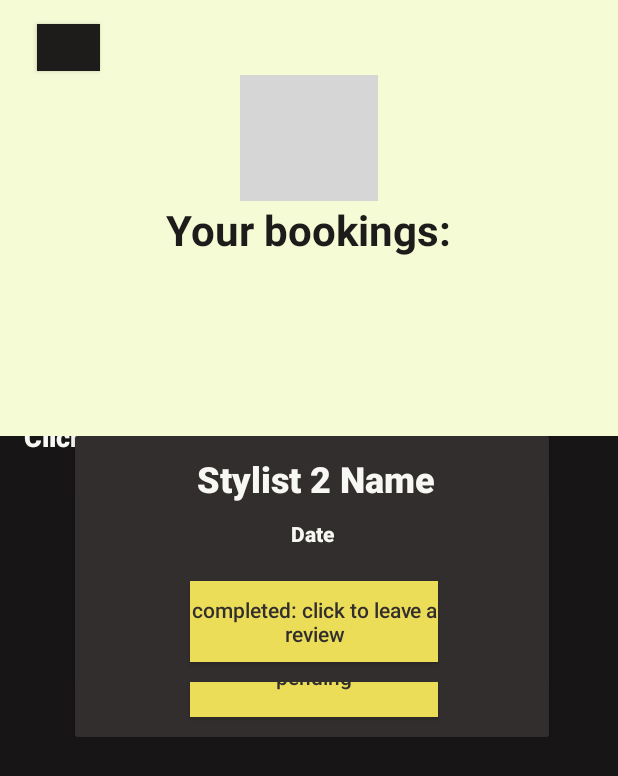
After one commit to talithavanlith/SalonOn, an Android app: the layout activity_bookings.xml on its own in the app's theme, with its tools: preview values and no code run, on a phone screen of 412 x 824 dp. The commit adds this screen. Shown: the top 776 px of the screen. Run offline under Robolectric (Android 15) with nearby library versions, the phone set to English and light mode, and no system bars; grey boxes are pictures that could not be loaded.

Commit message:
Added new bookings page, started on the details.

```diff
--- /dev/null
+++ b/app/src/main/res/layout/activity_bookings.xml
@@ -0,0 +1,260 @@
+<?xml version="1.0" encoding="utf-8"?>
+<androidx.constraintlayout.widget.ConstraintLayout xmlns:android="http://schemas.android.com/apk/res/android"
+    xmlns:app="http://schemas.android.com/apk/res-auto"
+    xmlns:tools="http://schemas.android.com/tools"
+    android:layout_width="match_parent"
+    android:layout_height="match_parent"
+    tools:context=".MainActivity"
+    android:background="#F4FBD5">
+
+
+    <Button
+        android:id="@+id/btnMenu"
+        android:layout_width="42dp"
+        android:layout_height="31dp"
+        android:layout_marginTop="16dp"
+        android:background="#1E1B1B"
+        app:layout_constraintBottom_toBottomOf="@+id/txtDetails"
+        app:layout_constraintEnd_toEndOf="parent"
+        app:layout_constraintHorizontal_bias="0.067"
+        app:layout_constraintStart_toStartOf="parent"
+        app:layout_constraintTop_toTopOf="parent"
+        app:layout_constraintVertical_bias="0.096" />
+
+    <ImageView
+        android:id="@+id/imgProfile"
+        android:layout_width="92dp"
+        android:layout_height="84dp"
+        android:layout_marginTop="50dp"
+        android:layout_marginEnd="160dp"
+        android:layout_marginRight="160dp"
+        android:layout_marginBottom="8dp"
+        app:layout_constraintBottom_toTopOf="@+id/txtBookings"
+        app:layout_constraintEnd_toEndOf="parent"
+        app:layout_constraintHorizontal_bias="1.0"
+        app:layout_constraintStart_toStartOf="parent"
+        app:layout_constraintTop_toTopOf="parent"
+        tools:srcCompat="@tools:sample/avatars" />
+
+    <TextView
+        android:id="@+id/txtBookings"
+        android:layout_width="wrap_content"
+        android:layout_height="wrap_content"
+        android:lineSpacingExtra="10sp"
+        android:text="Your bookings:"
+        android:textColor="#1E1B1B"
+        android:textSize="28sp"
+        android:textStyle="bold"
+        app:layout_constraintBottom_toTopOf="@+id/txtDetails"
+        app:layout_constraintEnd_toEndOf="parent"
+        app:layout_constraintHorizontal_bias="0.497"
+        app:layout_constraintStart_toStartOf="parent"
+        app:layout_constraintTop_toBottomOf="@+id/imgProfile" />
+
+    <ScrollView
+        android:id="@+id/scrollView"
+        android:layout_width="416dp"
+        android:layout_height="533dp"
+        android:background="#171515"
+        app:layout_constraintBottom_toBottomOf="parent"
+        app:layout_constraintEnd_toEndOf="parent"
+        app:layout_constraintHorizontal_bias="0.0"
+        app:layout_constraintStart_toStartOf="parent"
+        app:layout_constraintTop_toBottomOf="@+id/txtDetails"
+        app:layout_constraintVertical_bias="0.0">
+
+        <androidx.constraintlayout.widget.ConstraintLayout
+            android:layout_width="match_parent"
+            android:layout_height="wrap_content"
+            android:orientation="vertical">
+
+            <TextView
+                android:id="@+id/txtInfo"
+                android:layout_width="wrap_content"
+                android:layout_height="wrap_content"
+                android:layout_marginStart="16dp"
+                android:layout_marginLeft="16dp"
+                android:layout_marginTop="24dp"
+                android:layout_marginEnd="10dp"
+                android:layout_marginRight="10dp"
+                android:layout_marginBottom="24dp"
+                android:text="Click for more info:"
+                android:textColor="#f7f7f4"
+                android:textSize="18sp"
+                android:visibility="visible"
+                app:fontFamily="sans-serif-black"
+                app:layout_constraintBottom_toTopOf="@+id/crdBooking2"
+                app:layout_constraintEnd_toStartOf="@+id/txtImagesOfWork2"
+                app:layout_constraintStart_toStartOf="parent"
+                app:layout_constraintTop_toTopOf="parent" />
+
+            <androidx.cardview.widget.CardView
+                android:id="@+id/crdBooking1"
+                android:layout_width="match_parent"
+                android:layout_height="wrap_content"
+                android:layout_marginStart="50dp"
+                android:layout_marginLeft="50dp"
+                android:layout_marginTop="24dp"
+                android:layout_marginEnd="50dp"
+                android:layout_marginRight="50dp"
+                app:cardBackgroundColor="#322E2D"
+                app:layout_constraintEnd_toEndOf="parent"
+                app:layout_constraintStart_toStartOf="parent"
+                app:layout_constraintTop_toBottomOf="@+id/txtInfo">
+
+                <androidx.constraintlayout.widget.ConstraintLayout
+                    android:layout_width="match_parent"
+                    android:layout_height="match_parent"
+                    android:background="#322E2D">
+
+                    <TextView
+                        android:id="@+id/txtStylistName"
+                        android:layout_width="wrap_content"
+                        android:layout_height="wrap_content"
+                        android:layout_marginStart="107dp"
+                        android:layout_marginLeft="107dp"
+                        android:layout_marginTop="12dp"
+                        android:layout_marginEnd="114dp"
+                        android:layout_marginRight="114dp"
+                        android:layout_marginBottom="7dp"
+                        android:background="#322E2D"
+                        android:text="Stylist Name"
+                        android:textColor="#f7f7f4"
+                        android:textSize="24sp"
+                        app:fontFamily="sans-serif-black"
+                        app:layout_constraintBottom_toTopOf="@+id/txtDate"
+                        app:layout_constraintEnd_toEndOf="parent"
+                        app:layout_constraintHorizontal_bias="0.409"
+                        app:layout_constraintStart_toStartOf="parent"
+                        app:layout_constraintTop_toTopOf="parent" />
+
+                    <TextView
+                        android:id="@+id/txtDate"
+                        android:layout_width="wrap_content"
+                        android:layout_height="wrap_content"
+                        android:layout_marginStart="107dp"
+                        android:layout_marginLeft="107dp"
+                        android:layout_marginTop="3dp"
+                        android:layout_marginEnd="114dp"
+                        android:layout_marginRight="114dp"
+                        android:layout_marginBottom="10dp"
+                        android:background="#322E2D"
+                        android:text="Date"
+                        android:textColor="#f7f7f4"
+                        android:textSize="14sp"
+                        app:fontFamily="sans-serif-black"
+                        app:layout_constraintBottom_toTopOf="@+id/btnPending"
+                        app:layout_constraintEnd_toEndOf="parent"
+                        app:layout_constraintHorizontal_bias="0.553"
+                        app:layout_constraintStart_toStartOf="parent"
+                        app:layout_constraintTop_toBottomOf="@+id/txtStylistName" />
+
+                    <Button
+                        android:id="@+id/btnPending"
+                        android:layout_width="165dp"
+                        android:layout_height="54dp"
+                        android:layout_marginStart="107dp"
+                        android:layout_marginLeft="107dp"
+                        android:layout_marginTop="12dp"
+                        android:layout_marginEnd="114dp"
+                        android:layout_marginRight="114dp"
+                        android:layout_marginBottom="13dp"
+                        android:background="#ECDD59"
+                        android:text="pending"
+                        android:textAllCaps="false"
+                        android:textColor="#322E2D"
+                        app:layout_constraintBottom_toBottomOf="parent"
+                        app:layout_constraintEnd_toEndOf="parent"
+                        app:layout_constraintHorizontal_bias="0.442"
+                        app:layout_constraintStart_toStartOf="parent"
+                        app:layout_constraintTop_toBottomOf="@+id/txtDate" />
+                </androidx.constraintlayout.widget.ConstraintLayout>
+
+            </androidx.cardview.widget.CardView>
+
+            <androidx.cardview.widget.CardView
+                android:id="@+id/crdBooking2"
+                android:layout_width="match_parent"
+                android:layout_height="wrap_content"
+                android:layout_marginStart="50dp"
+                android:layout_marginLeft="50dp"
+                android:layout_marginTop="24dp"
+                android:layout_marginEnd="50dp"
+                android:layout_marginRight="50dp"
+                app:cardBackgroundColor="#322E2D"
+                app:layout_constraintEnd_toEndOf="parent"
+                app:layout_constraintStart_toStartOf="parent">
+
+                <androidx.constraintlayout.widget.ConstraintLayout
+                    android:layout_width="match_parent"
+                    android:layout_height="match_parent"
+                    android:background="#322E2D">
+
+                    <TextView
+                        android:id="@+id/txtStylistName2"
+                        android:layout_width="wrap_content"
+                        android:layout_height="wrap_content"
+                        android:layout_marginStart="107dp"
+                        android:layout_marginLeft="107dp"
+                        android:layout_marginTop="12dp"
+                        android:layout_marginEnd="114dp"
+                        android:layout_marginRight="114dp"
+                        android:layout_marginBottom="7dp"
+                        android:background="#322E2D"
+                        android:text="Stylist 2 Name"
+                        android:textColor="#f7f7f4"
+                        android:textSize="24sp"
+                        app:fontFamily="sans-serif-black"
+                        app:layout_constraintBottom_toTopOf="@+id/txtDate2"
+                        app:layout_constraintEnd_toEndOf="parent"
+                        app:layout_constraintHorizontal_bias="0.409"
+                        app:layout_constraintStart_toStartOf="parent"
+                        app:layout_constraintTop_toTopOf="parent" />
+
+                    <TextView
+                        android:id="@+id/txtDate2"
+                        android:layout_width="wrap_content"
+                        android:layout_height="wrap_content"
+                        android:layout_marginStart="107dp"
+                        android:layout_marginLeft="107dp"
+                        android:layout_marginTop="3dp"
+                        android:layout_marginEnd="114dp"
+                        android:layout_marginRight="114dp"
+                        android:layout_marginBottom="10dp"
+                        android:background="#322E2D"
+                        android:text="Date"
+                        android:textColor="#f7f7f4"
+                        android:textSize="14sp"
+                        app:fontFamily="sans-serif-black"
+                        app:layout_constraintBottom_toTopOf="@+id/btnCompleted"
+                        app:layout_constraintEnd_toEndOf="parent"
+                        app:layout_constraintHorizontal_bias="0.553"
+                        app:layout_constraintStart_toStartOf="parent"
+                        app:layout_constraintTop_toBottomOf="@+id/txtStylistName2" />
+
+                    <Button
+                        android:id="@+id/btnCompleted"
+                        android:layout_width="165dp"
+                        android:layout_height="54dp"
+                        android:layout_marginStart="107dp"
+                        android:layout_marginLeft="107dp"
+                        android:layout_marginTop="12dp"
+                        android:layout_marginEnd="114dp"
+                        android:layout_marginRight="114dp"
+                        android:layout_marginBottom="13dp"
+                        android:background="#ECDD59"
+                        android:text="completed: click to leave a review"
+                        android:textAllCaps="false"
+                        android:textColor="#322E2D"
+                        app:layout_constraintBottom_toBottomOf="parent"
+                        app:layout_constraintEnd_toEndOf="parent"
+                        app:layout_constraintHorizontal_bias="0.442"
+                        app:layout_constraintStart_toStartOf="parent"
+                        app:layout_constraintTop_toBottomOf="@+id/txtDate2" />
+                </androidx.constraintlayout.widget.ConstraintLayout>
+
+            </androidx.cardview.widget.CardView>
+
+        </androidx.constraintlayout.widget.ConstraintLayout>
+    </ScrollView>
+</androidx.constraintlayout.widget.ConstraintLayout>
--- a/app/src/main/res/layout/activity_stlye_info.xml
+++ b/app/src/main/res/layout/activity_stlye_info.xml
@@ -145,7 +145,7 @@
             </HorizontalScrollView>
 
             <TextView
-                android:id="@+id/txtImagesOfWork"
+                android:id="@+id/txtInfo"
                 android:layout_width="wrap_content"
                 android:layout_height="wrap_content"
                 android:layout_marginStart="16dp"
@@ -181,7 +181,7 @@
                 app:fontFamily="sans-serif-condensed"
                 app:layout_constraintBottom_toTopOf="@+id/scrollImages"
                 app:layout_constraintEnd_toEndOf="parent"
-                app:layout_constraintStart_toEndOf="@+id/txtImagesOfWork"
+                app:layout_constraintStart_toEndOf="@+id/txtInfo"
                 app:layout_constraintTop_toTopOf="parent" />
 
             <ImageView
```
